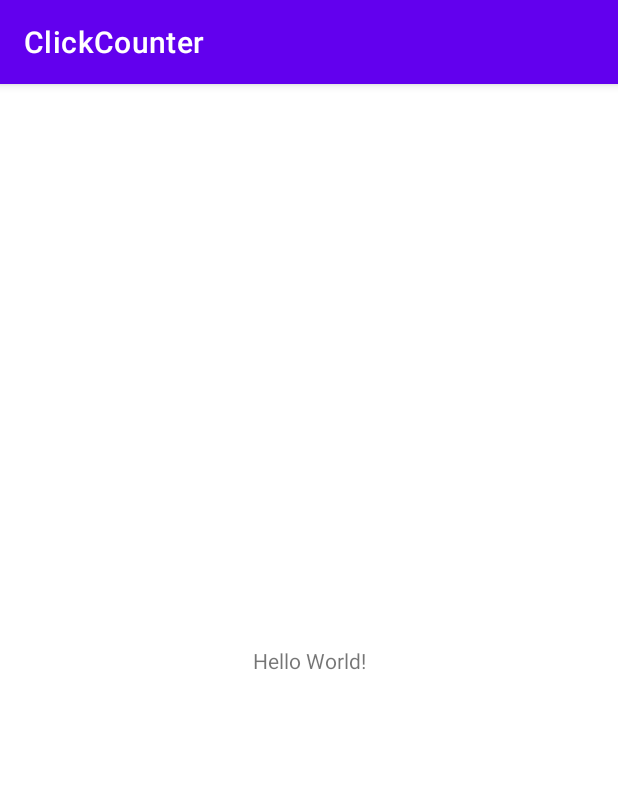
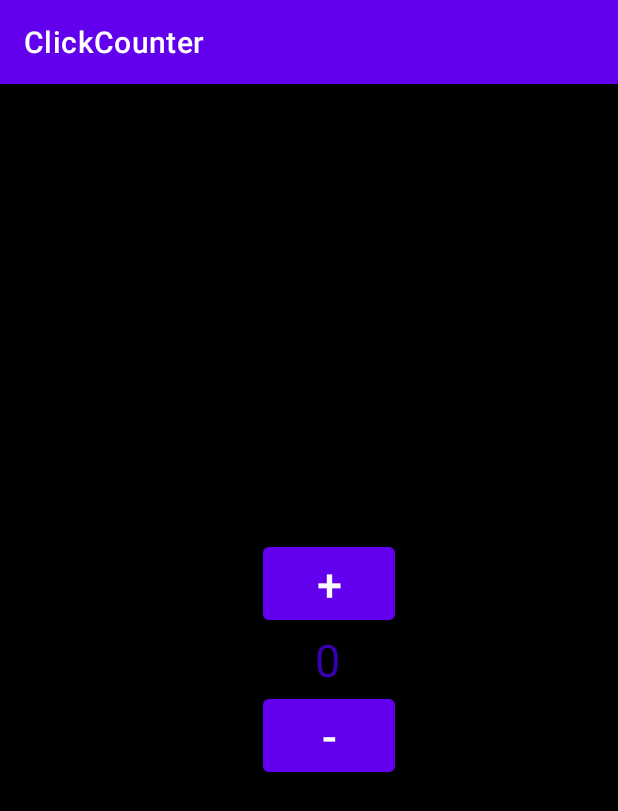
Before and after one commit to HiImZsofi/ClickCounter, an Android app: the screen it shows after launch (MainActivity), on a phone screen of 412 x 824 dp. Shown: the top 811 px of the screen. Run offline under Robolectric (Android 15) with nearby library versions, the phone set to English and light mode, and no system bars.

Commit message:
design based on description

```diff
--- a/app/src/main/res/layout/activity_main.xml
+++ b/app/src/main/res/layout/activity_main.xml
@@ -1,18 +1,52 @@
 <?xml version="1.0" encoding="utf-8"?>
-<androidx.constraintlayout.widget.ConstraintLayout xmlns:android="http://schemas.android.com/apk/res/android"
+<RelativeLayout xmlns:android="http://schemas.android.com/apk/res/android"
     xmlns:app="http://schemas.android.com/apk/res-auto"
     xmlns:tools="http://schemas.android.com/tools"
     android:layout_width="match_parent"
     android:layout_height="match_parent"
-    tools:context=".MainActivity">
+    tools:context=".MainActivity"
+    android:id="@+id/rLayout"
+    android:background="@color/black"
+    android:layout_centerInParent="true">
 
     <TextView
         android:layout_width="wrap_content"
         android:layout_height="wrap_content"
-        android:text="Hello World!"
         app:layout_constraintBottom_toBottomOf="parent"
         app:layout_constraintEnd_toEndOf="parent"
         app:layout_constraintStart_toStartOf="parent"
-        app:layout_constraintTop_toTopOf="parent" />
+        app:layout_constraintTop_toTopOf="parent"
+        android:id="@+id/tw"
+        android:layout_centerVertical="true"
+        android:layout_marginLeft="210dp"
+        android:textSize="30dp"
+        android:text="0"
+        android:textColor="@color/blue"/>
 
-</androidx.constraintlayout.widget.ConstraintLayout>
+    <Button
+        android:layout_width="wrap_content"
+        android:layout_height="wrap_content"
+        android:layout_below="@+id/tw"
+        android:gravity="center_horizontal"
+        android:text="-"
+        android:textSize="30dp"
+        android:textAlignment="center"
+        android:layout_gravity="center_vertical|center_horizontal"
+        android:layout_marginLeft="175dp"
+        android:id="@+id/minusbutton">
+    </Button>
+
+    <Button
+        android:layout_width="wrap_content"
+        android:layout_height="wrap_content"
+        android:layout_above="@+id/tw"
+        android:gravity="center_horizontal"
+        android:text="+"
+        android:textSize="30dp"
+        android:textAlignment="center"
+        android:layout_gravity="center_vertical|center_horizontal"
+        android:layout_marginLeft="175dp"
+        android:id="@+id/plusbutton">
+    </Button>
+
+</RelativeLayout>
--- a/app/src/main/res/values/colors.xml
+++ b/app/src/main/res/values/colors.xml
@@ -2,7 +2,7 @@
 <resources>
     <color name="purple_200">#FFBB86FC</color>
     <color name="purple_500">#FF6200EE</color>
-    <color name="purple_700">#FF3700B3</color>
+    <color name="blue">#FF3700B3</color>
     <color name="teal_200">#FF03DAC5</color>
     <color name="teal_700">#FF018786</color>
     <color name="black">#FF000000</color>
```
